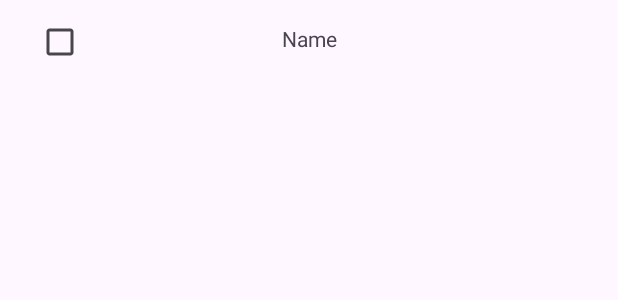
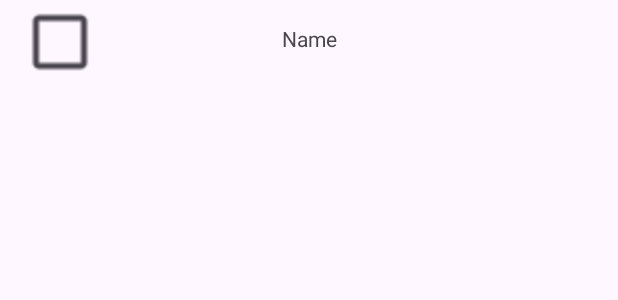
Before and after one commit to KristopherWilson/Pokedex_App, an Android app: the layout layout_pokedex.xml on its own in the app's theme, with its tools: preview values and no code run, on a phone screen of 412 x 824 dp. Shown: the top 300 px of the screen. Run offline under Robolectric (Android 15) with nearby library versions, the phone set to English and light mode, and no system bars.

```diff
--- a/app/src/main/java/com/example/pokedex/DetailActivity.kt
+++ b/app/src/main/java/com/example/pokedex/DetailActivity.kt
@@ -20,6 +20,6 @@ class DetailActivity : AppCompatActivity()
 
     fun insertInfo()
     {
-        detailName.text = intent.getStringExtra("NAME")
+        detailName.text = (intent.getStringExtra("NAME"))?.toUpperCase()
     }
 }
--- a/app/src/main/java/com/example/pokedex/PokemonAdapter.kt
+++ b/app/src/main/java/com/example/pokedex/PokemonAdapter.kt
@@ -39,6 +39,8 @@ class PokemonAdapter(var pokemonList: Pokemon, var mainActivity: MainActivity) :
     override fun onBindViewHolder(holder: PokemonViewHolder, position: Int)
     {
         holder.textViewName.text = pokemonList.results[position].name.toUpperCase()
+        holder.checkMark.alpha = 0f
+
         holder.buttonInfo.setOnClickListener{
             mainActivity.infoButtonClicked(pokemonList.results[position])
         }//end buttonInfo holder
--- a/app/src/main/res/layout/activity_detail.xml
+++ b/app/src/main/res/layout/activity_detail.xml
@@ -15,5 +15,5 @@
         app:layout_constraintEnd_toEndOf="parent"
         app:layout_constraintStart_toStartOf="parent"
         app:layout_constraintTop_toTopOf="parent"
-        app:layout_constraintVertical_bias="0.144" />
+        app:layout_constraintVertical_bias="0.044" />
 </androidx.constraintlayout.widget.ConstraintLayout>
--- a/app/src/main/res/layout/layout_pokedex.xml
+++ b/app/src/main/res/layout/layout_pokedex.xml
@@ -34,6 +34,8 @@
         android:background="@android:color/transparent"
         android:checked="false"
         android:editable="false"
+        android:scaleX="2"
+        android:scaleY="2"
         app:layout_constraintStart_toStartOf="parent"
         app:layout_constraintTop_toTopOf="parent" />
 </androidx.constraintlayout.widget.ConstraintLayout>
```
Also changed, not shown: app/src/main/java/com/example/pokedex/MainActivity.kt (+2 -6 lines).
